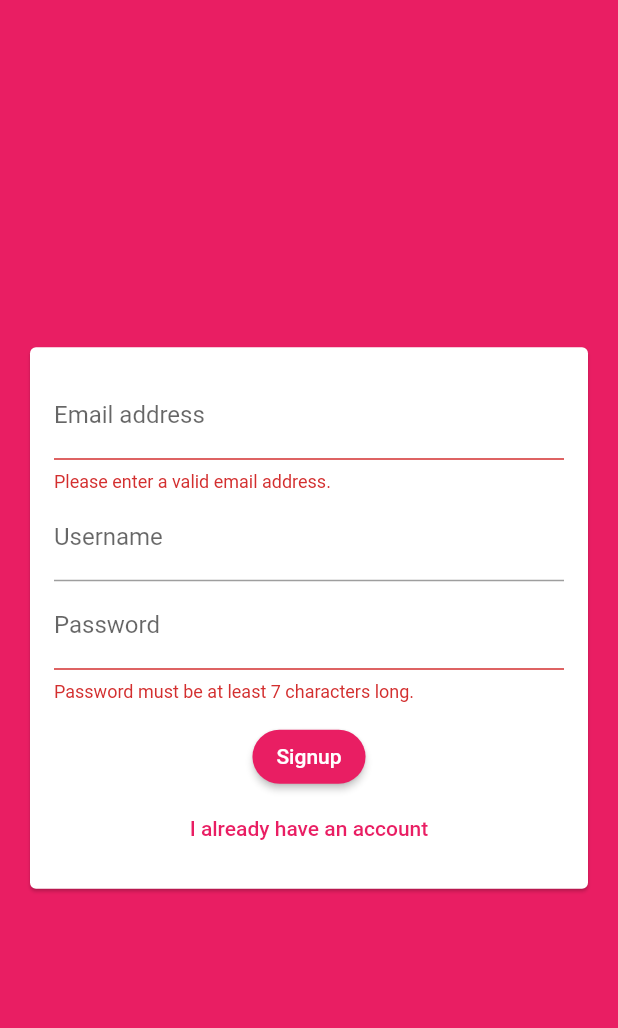
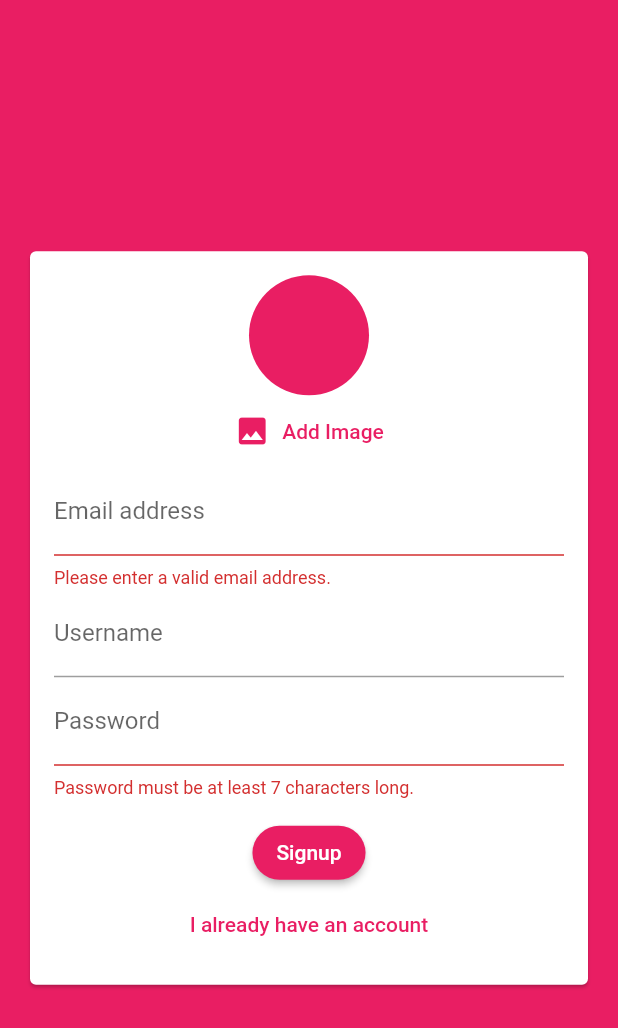
Before and after one commit to tomekniedzia/app_chat_firebase, a Flutter app: the screen it shows after launch, after a tap on "Login", after a tap on "Create new account", on a phone screen of 412 x 824 dp. Shown: the top 1028 px of the screen. Run offline on Flutter 3.47's test engine with Material 2 defaults, Android fonts, the light colour scheme and no system bars; our stand-ins replace cloud_firestore, firebase_auth, firebase_core, image_picker; accounts and stored records are empty.

Commit message:
Add image_picker and use it in adding new user

```diff
--- a/lib/widgets/auth/auth_form.dart
+++ b/lib/widgets/auth/auth_form.dart
@@ -1,4 +1,5 @@
 import 'package:flutter/material.dart';
+import 'package:flutter_complete_guide/widgets/pickers/user_image_picker.dart';
 
 class AuthForm extends StatefulWidget {
   //const AuthForm({ Key? key }) : super(key: key);
@@ -56,6 +57,7 @@
               child: Column(
                 mainAxisSize: MainAxisSize.min,
                 children: <Widget>[
+                  if (!_isLogin) UserImagePicker(),
                   TextFormField(
                     key: ValueKey('email'),
                     validator: (value) {
--- /dev/null
+++ b/lib/widgets/pickers/user_image_picker.dart
@@ -0,0 +1,47 @@
+import 'dart:io';
+
+import 'package:flutter/material.dart';
+import 'package:image_picker/image_picker.dart';
+
+class UserImagePicker extends StatefulWidget {
+  //const UserImagePicker({ Key? key }) : super(key: key);
+
+  @override
+  State<UserImagePicker> createState() => _UserImagePickerState();
+}
+
+class _UserImagePickerState extends State<UserImagePicker> {
+  File _pickedImage;
+
+  void _pickImage() async {
+    final ImagePicker imagePicker = ImagePicker();
+    final XFile pickedImage = await imagePicker.pickImage(
+      source: ImageSource.camera,
+    ); //#TODO dialog where user can chose if he want use camera or galery
+    setState(() {
+      _pickedImage = File(pickedImage.path);
+    });
+  }
+
+  @override
+  Widget build(BuildContext context) {
+    return Column(
+      children: [
+        CircleAvatar(
+          radius: 40,
+          backgroundColor: Theme.of(context).primaryColor,
+          backgroundImage:
+              _pickedImage != null ? FileImage(_pickedImage) : null,
+        ),
+        TextButton.icon(
+          style: TextButton.styleFrom(
+            primary: Colors.pink,
+          ),
+          onPressed: _pickImage,
+          icon: Icon(Icons.image),
+          label: Text('Add Image'),
+        ),
+      ],
+    );
+  }
+}
--- a/pubspec.yaml
+++ b/pubspec.yaml
@@ -26,6 +26,7 @@
   cloud_firestore: ^3.1.14
   firebase_core: ^1.16.0
   firebase_auth: ^3.3.17
+  image_picker: ^0.8.5+3
 
 dev_dependencies:
   flutter_test:
```
Also changed, not shown: pubspec.lock, 1 other file.
